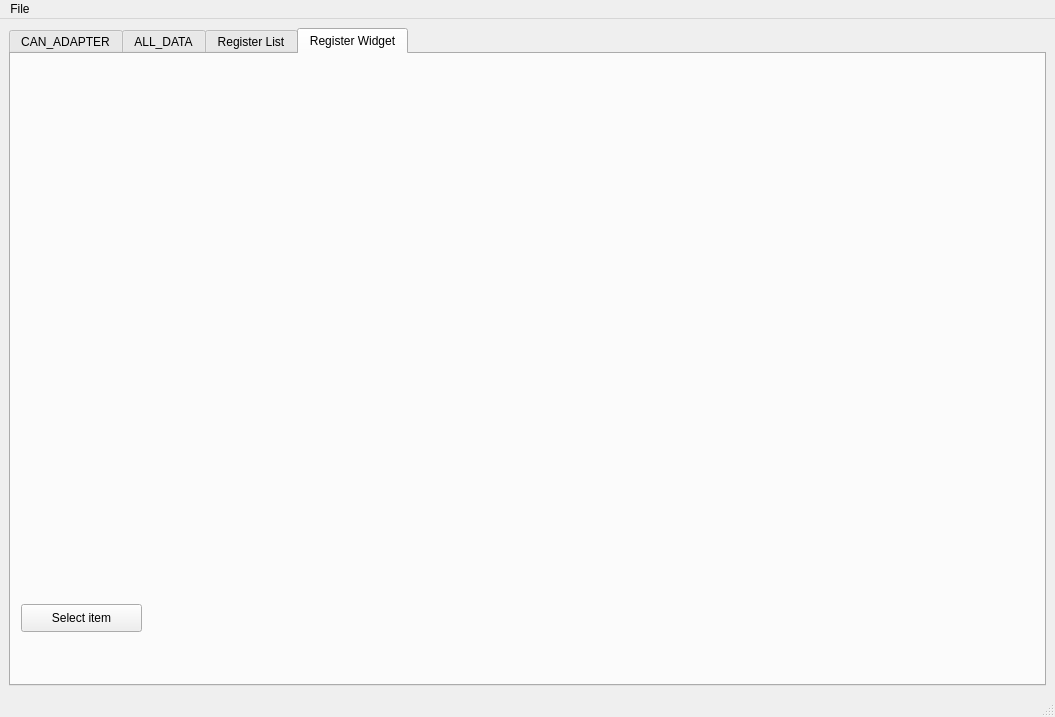
Before: the Qt Designer form mainwindow.ui in totktobroditvokrug/EL205-QT, drawn with Qt 5.
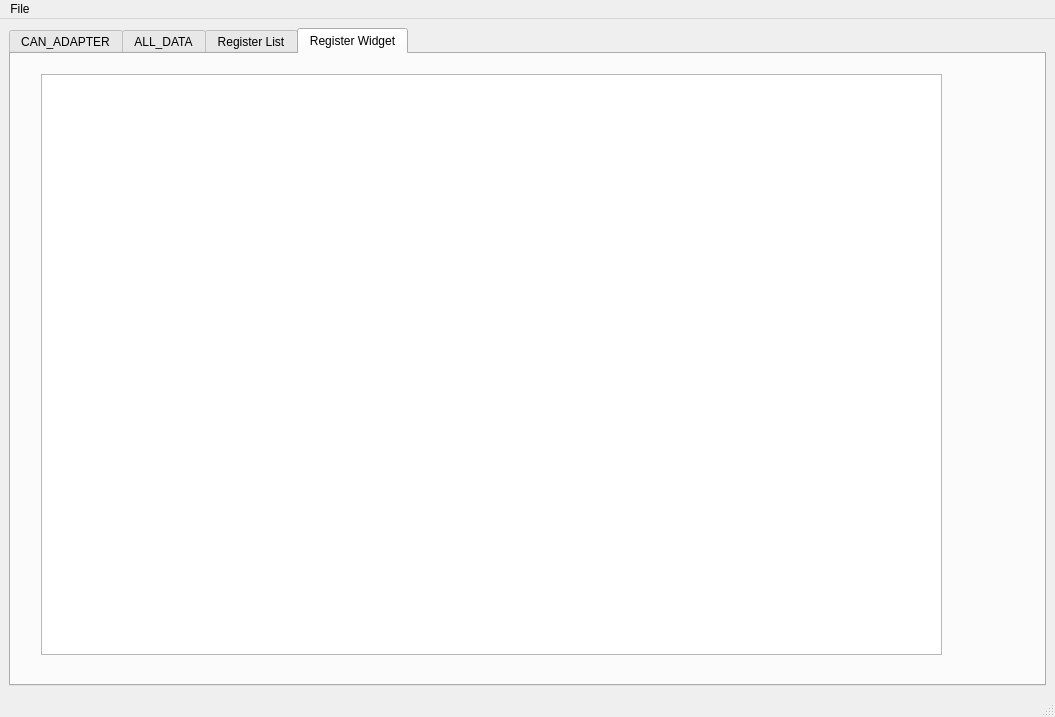
After: the same form once the commit is applied. The open tabs and pages were chosen to show the change.

Patch:
```diff
--- a/mainwindow.ui
+++ b/mainwindow.ui
@@ -715,18 +715,15 @@
        <attribute name="title">
         <string>Register Widget</string>
        </attribute>
-       <widget class="QPushButton" name="pushButton">
+       <widget class="QTextEdit" name="textEdit_regDisplay">
         <property name="geometry">
          <rect>
-          <x>10</x>
-          <y>550</y>
-          <width>121</width>
-          <height>28</height>
+          <x>30</x>
+          <y>20</y>
+          <width>901</width>
+          <height>581</height>
          </rect>
         </property>
-        <property name="text">
-         <string>Select item</string>
-        </property>
        </widget>
       </widget>
      </widget>
```
Left out of the diff: 2 changed lines with no effect on the pictures.
